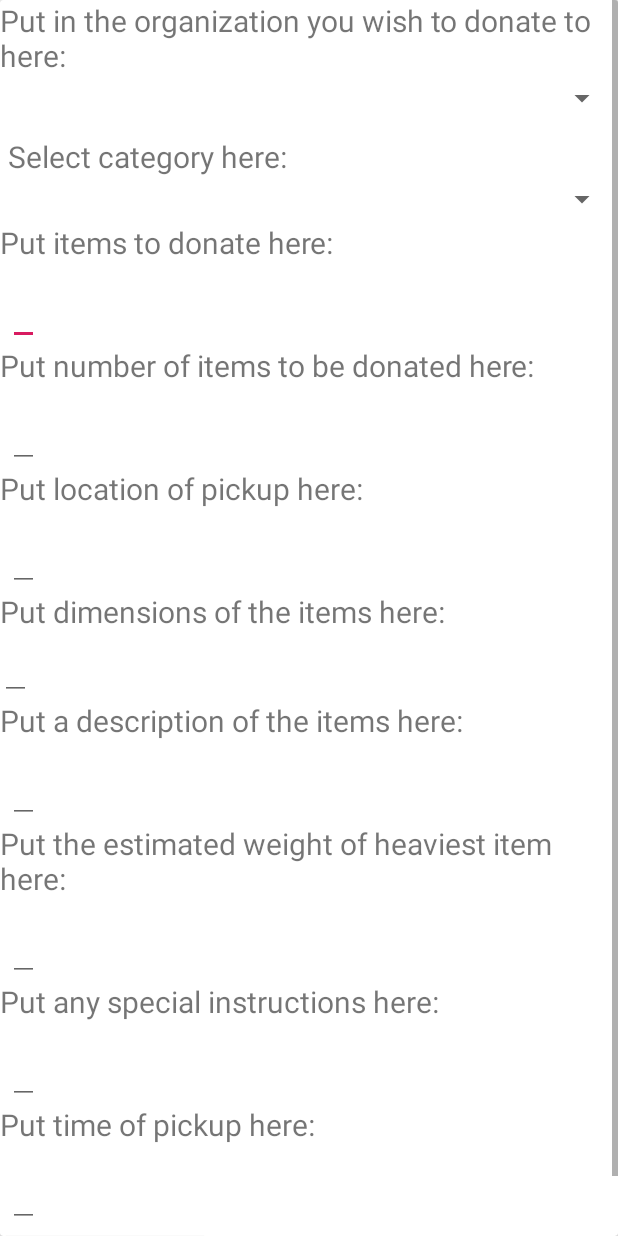
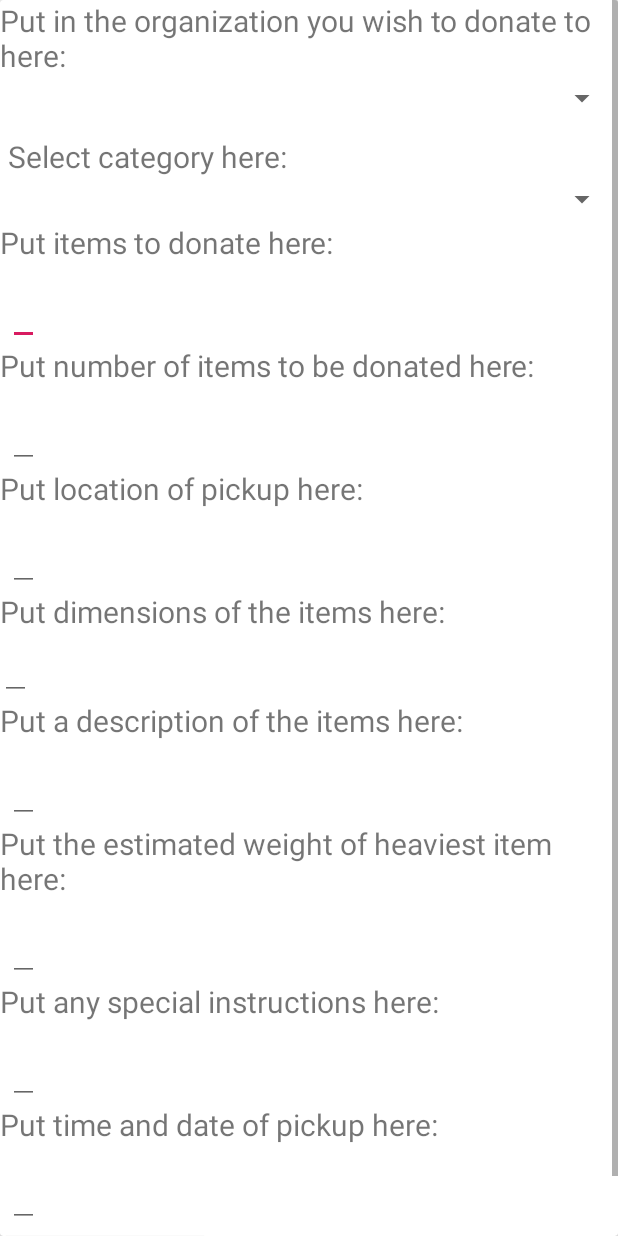
Before and after one commit to Clarekpd/GiveBack4.0, an Android app: the layout donation_request.xml on its own in the app's theme, with its tools: preview values and no code run, on a phone screen of 412 x 824 dp. Run offline under Robolectric (Android 15) with nearby library versions, the phone set to English and light mode, and no system bars.

Commit message:
made it time and date of pickup

```diff
--- a/app/src/main/res/layout/donation_request.xml
+++ b/app/src/main/res/layout/donation_request.xml
@@ -191,7 +191,7 @@
             android:layout_height="wrap_content"
             android:layout_below="@id/specialInstructions"
             android:gravity="center_vertical"
-            android:text="Put time of pickup here:"
+            android:text="Put time and date of pickup here:"
             android:textSize="20sp" />
 
         <EditText
```
